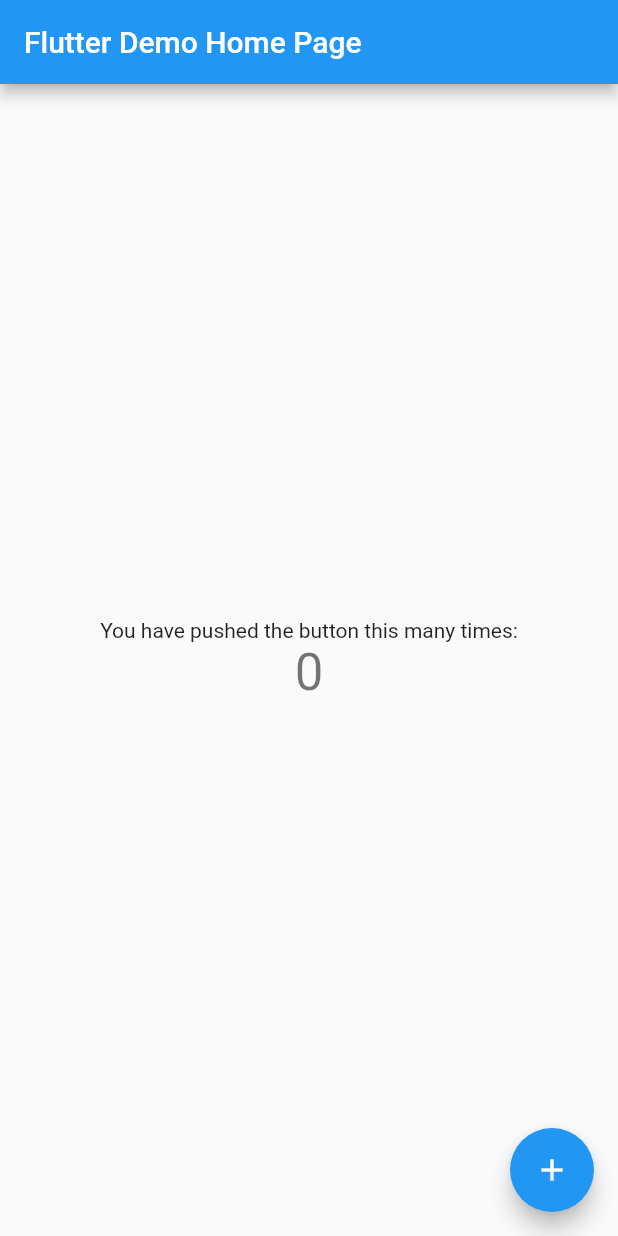
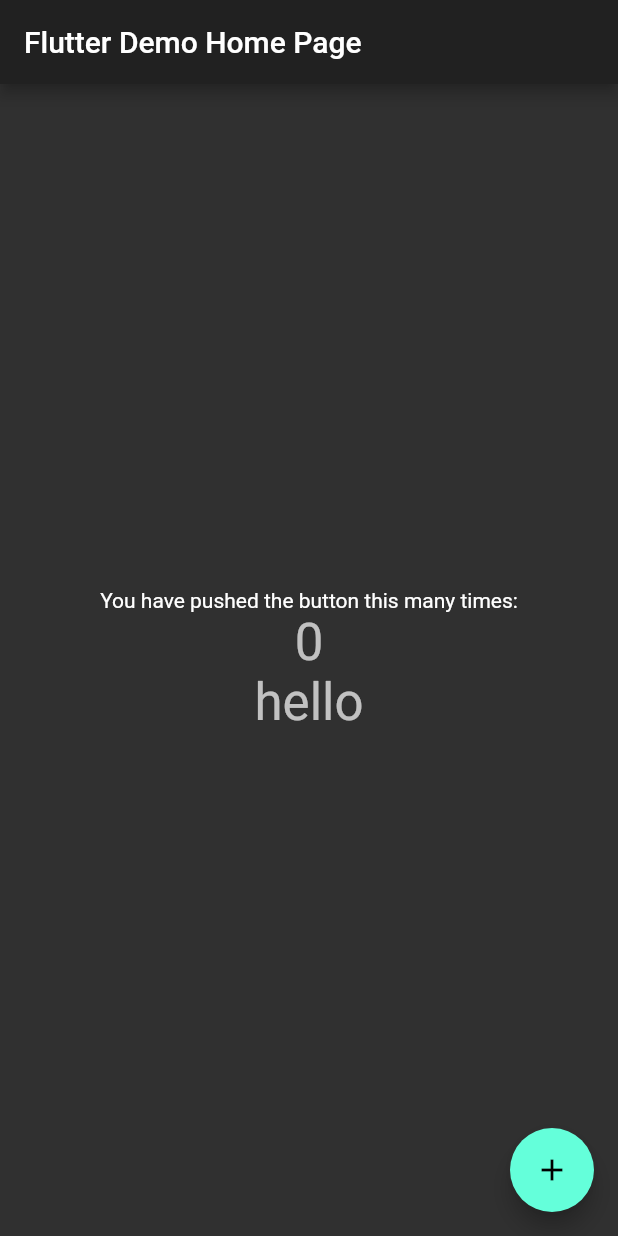
Before and after one commit to nanaki14/flutter-helloworld, a Flutter app: the screen it shows after launch, on a phone screen of 412 x 824 dp. Run offline on Flutter 3.47's test engine with Material 2 defaults, Android fonts, the phone set to English and light mode, and no system bars.

Commit message:
feat: 🎸 darktheme

```diff
--- a/lib/main.dart
+++ b/lib/main.dart
@@ -8,7 +8,7 @@ class MyApp extends StatelessWidget {
   Widget build(BuildContext context) {
     return MaterialApp(
       title: 'Flutter Demo',
-      theme: ThemeData(
+      theme: ThemeData.dark(
         // This is the theme of your application.
         //
         // Try running your application with "flutter run". You'll see the
@@ -18,7 +18,7 @@ class MyApp extends StatelessWidget {
         // or simply save your changes to "hot reload" in a Flutter IDE).
         // Notice that the counter didn't reset back to zero; the application
         // is not restarted.
-        primarySwatch: Colors.blue,
+        // primarySwatch: Colors.red,
       ),
       home: MyHomePage(title: 'Flutter Demo Home Page'),
     );
@@ -45,6 +45,7 @@ class MyHomePage extends StatefulWidget {
 
 class _MyHomePageState extends State<MyHomePage> {
   int _counter = 0;
+  String _text = 'hello';
 
   void _incrementCounter() {
     setState(() {
@@ -54,6 +55,7 @@ class _MyHomePageState extends State<MyHomePage> {
       // _counter without calling setState(), then the build method would not be
       // called again, and so nothing would appear to happen.
       _counter++;
+      _text = _text + _text;
     });
   }
 
@@ -98,6 +100,10 @@ class _MyHomePageState extends State<MyHomePage> {
               '$_counter',
               style: Theme.of(context).textTheme.display1,
             ),
+            Text(
+              '$_text',
+              style: Theme.of(context).textTheme.display1,
+            ),
           ],
         ),
       ),
```
